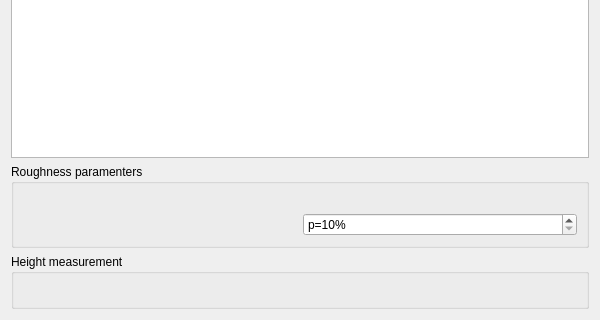
Before: the Qt Designer form cybervision/cybervision-app/UI/crosssectionwindow.ui in zlogic/cybervision, drawn with Qt 5; both pictures show x 0 to 600 and y 180 to 500 of the 600 by 500 pixel window.
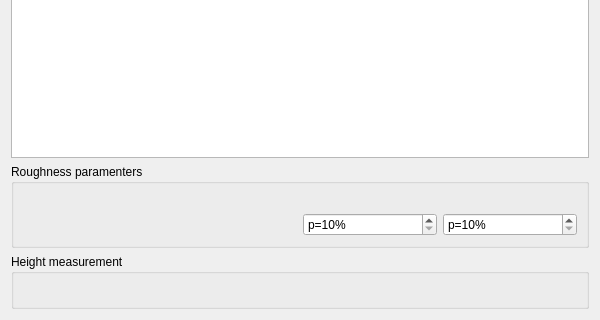
After: the same form once the commit is applied. Icons and pictures are not drawn. Custom widgets are drawn as their Qt base class.

Patch:
```diff
--- a/cybervision/cybervision-app/UI/crosssectionwindow.ui
+++ b/cybervision/cybervision-app/UI/crosssectionwindow.ui
@@ -45,43 +45,97 @@
         <property name="text">
          <string/>
         </property>
+        <property name="alignment">
+         <set>Qt::AlignLeading|Qt::AlignLeft|Qt::AlignTop</set>
+        </property>
         <property name="textInteractionFlags">
          <set>Qt::LinksAccessibleByMouse|Qt::TextSelectableByMouse</set>
         </property>
        </widget>
       </item>
+      <item row="0" column="2">
+       <widget class="QLabel" name="roughnessStepStatsLabelPrimary">
+        <property name="text">
+         <string/>
+        </property>
+        <property name="alignment">
+         <set>Qt::AlignLeading|Qt::AlignLeft|Qt::AlignTop</set>
+        </property>
+        <property name="textInteractionFlags">
+         <set>Qt::LinksAccessibleByMouse|Qt::TextSelectableByMouse</set>
+        </property>
+       </widget>
+      </item>
+      <item row="1" column="2">
+       <widget class="QSpinBox" name="roughnessPSpinBoxPrimary">
+        <property name="suffix">
+         <string notr="true">%</string>
+        </property>
+        <property name="prefix">
+         <string notr="true">p=</string>
+        </property>
+        <property name="minimum">
+         <number>10</number>
+        </property>
+        <property name="maximum">
+         <number>90</number>
+        </property>
+        <property name="singleStep">
+         <number>10</number>
+        </property>
+        <property name="value">
+         <number>10</number>
+        </property>
+       </widget>
+      </item>
+      <item row="0" column="4">
+       <widget class="QLabel" name="roughnessStepStatsLabelSecondary">
+        <property name="text">
+         <string/>
+        </property>
+        <property name="alignment">
+         <set>Qt::AlignLeading|Qt::AlignLeft|Qt::AlignTop</set>
+        </property>
+        <property name="textInteractionFlags">
+         <set>Qt::LinksAccessibleByMouse|Qt::TextSelectableByMouse</set>
+        </property>
+       </widget>
+      </item>
+      <item row="1" column="4">
+       <widget class="QSpinBox" name="roughnessPSpinBoxSecondary">
+        <property name="suffix">
+         <string notr="true">%</string>
+        </property>
+        <property name="prefix">
+         <string notr="true">p=</string>
+        </property>
+        <property name="minimum">
+         <number>10</number>
+        </property>
+        <property name="maximum">
+         <number>90</number>
+        </property>
+        <property name="singleStep">
+         <number>10</number>
+        </property>
+        <property name="value">
+         <number>10</number>
+        </property>
+       </widget>
+      </item>
       <item row="0" column="1">
        <widget class="QLabel" name="roughnessStepStatsLabel">
         <property name="text">
          <string/>
         </property>
+        <property name="alignment">
+         <set>Qt::AlignLeading|Qt::AlignLeft|Qt::AlignTop</set>
+        </property>
         <property name="textInteractionFlags">
          <set>Qt::LinksAccessibleByMouse|Qt::TextSelectableByMouse</set>
         </property>
        </widget>
       </item>
-      <item row="1" column="1">
-       <widget class="QSpinBox" name="roughnessPSpinBox">
-        <property name="suffix">
-         <string notr="true">%</string>
-        </property>
-        <property name="prefix">
-         <string notr="true">p=</string>
-        </property>
-        <property name="minimum">
-         <number>10</number>
-        </property>
-        <property name="maximum">
-         <number>90</number>
-        </property>
-        <property name="singleStep">
-         <number>10</number>
-        </property>
-        <property name="value">
-         <number>10</number>
-        </property>
-       </widget>
-      </item>
      </layout>
     </widget>
    </item>
```
Left out of the diff: 15 changed lines with no effect on the pictures.
